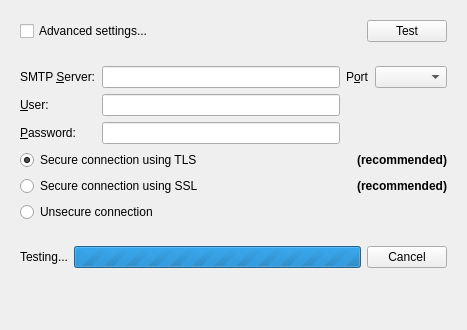
Before: the Qt Designer form client/src/ui/widgets/settings/smtp_settings_widget.ui in networkoptix/nx_open, drawn with Qt 5.
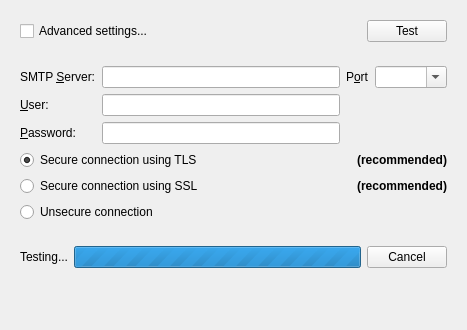
After: the same form once the commit is applied. The open tabs and pages were chosen to show the change.

Patch:
```diff
--- a/client/src/ui/widgets/settings/smtp_settings_widget.ui
+++ b/client/src/ui/widgets/settings/smtp_settings_widget.ui
@@ -179,7 +179,11 @@
              </widget>
             </item>
             <item row="0" column="1">
-             <widget class="QComboBox" name="portComboBox"/>
+             <widget class="QComboBox" name="portComboBox">
+              <property name="editable">
+               <bool>true</bool>
+              </property>
+             </widget>
             </item>
            </layout>
           </item>
```
